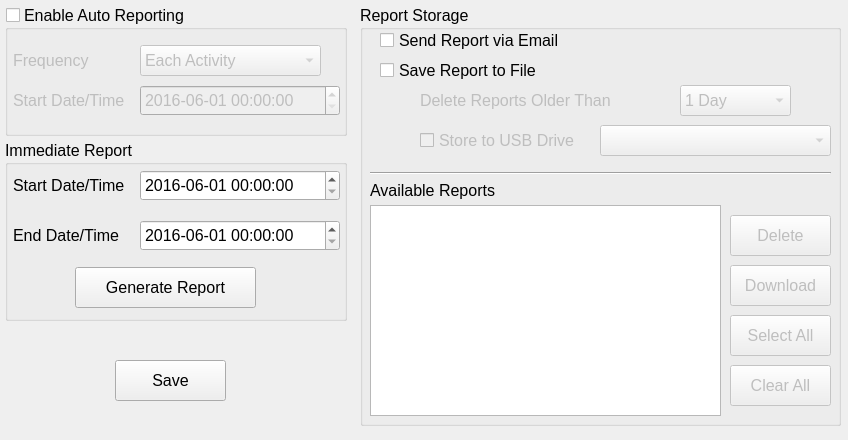
First picture: the form in Key/reportcontrolwidget.ui, repository BuzzSiler/keycodebox-key, before the edit.
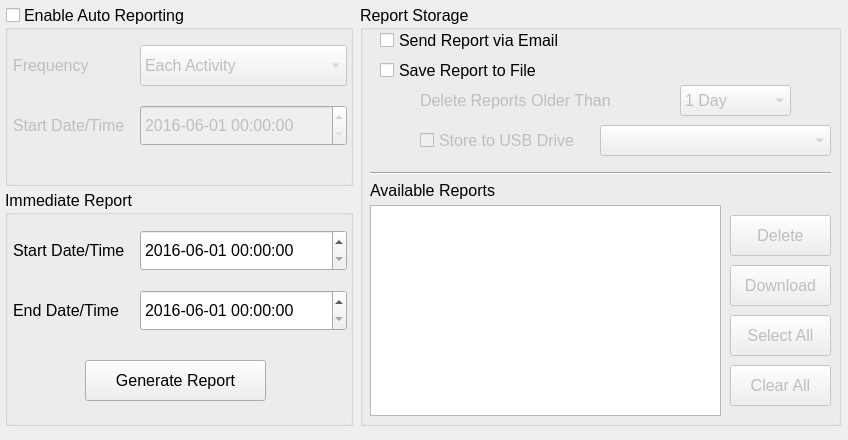
Second picture: the form after the edit.

Commit message: Made numerous changes to report to fix old issues and make usage clearer

The edit to the form file:
```diff
--- a/Key/reportcontrolwidget.ui
+++ b/Key/reportcontrolwidget.ui
@@ -247,9 +247,9 @@
    <property name="geometry">
     <rect>
      <x>5</x>
-     <y>140</y>
-     <width>342</width>
-     <height>181</height>
+     <y>190</y>
+     <width>348</width>
+     <height>236</height>
     </rect>
    </property>
    <property name="font">
@@ -264,9 +264,9 @@
     <property name="geometry">
      <rect>
       <x>135</x>
-      <y>30</y>
-      <width>200</width>
-      <height>31</height>
+      <y>40</y>
+      <width>207</width>
+      <height>41</height>
      </rect>
     </property>
     <property name="minimumDateTime">
@@ -287,9 +287,9 @@
     <property name="geometry">
      <rect>
       <x>135</x>
-      <y>80</y>
-      <width>200</width>
-      <height>31</height>
+      <y>100</y>
+      <width>207</width>
+      <height>41</height>
      </rect>
     </property>
     <property name="minimumDateTime">
@@ -310,9 +310,9 @@
     <property name="geometry">
      <rect>
       <x>8</x>
-      <y>30</y>
+      <y>40</y>
       <width>131</width>
-      <height>31</height>
+      <height>41</height>
      </rect>
     </property>
     <property name="text">
@@ -326,9 +326,9 @@
     <property name="geometry">
      <rect>
       <x>8</x>
-      <y>80</y>
+      <y>100</y>
       <width>131</width>
-      <height>31</height>
+      <height>41</height>
      </rect>
     </property>
     <property name="text">
@@ -341,8 +341,8 @@
    <widget class="QPushButton" name="pbGenerateReport">
     <property name="geometry">
      <rect>
-      <x>70</x>
-      <y>127</y>
+      <x>80</x>
+      <y>170</y>
       <width>181</width>
       <height>41</height>
      </rect>
@@ -352,19 +352,6 @@
     </property>
    </widget>
   </widget>
-  <widget class="QPushButton" name="pbSaveReportSettings">
-   <property name="geometry">
-    <rect>
-     <x>115</x>
-     <y>360</y>
-     <width>111</width>
-     <height>41</height>
-    </rect>
-   </property>
-   <property name="text">
-    <string>Save</string>
-   </property>
-  </widget>
   <widget class="QGroupBox" name="gbAutoReport">
    <property name="enabled">
     <bool>true</bool>
@@ -373,8 +360,8 @@
     <rect>
      <x>5</x>
      <y>5</y>
-     <width>342</width>
-     <height>131</height>
+     <width>348</width>
+     <height>181</height>
     </rect>
    </property>
    <property name="font">
@@ -395,9 +382,9 @@
     <property name="geometry">
      <rect>
       <x>8</x>
-      <y>80</y>
+      <y>100</y>
       <width>131</width>
-      <height>31</height>
+      <height>41</height>
      </rect>
     </property>
     <property name="text">
@@ -410,7 +397,7 @@
       <x>8</x>
       <y>40</y>
       <width>121</width>
-      <height>31</height>
+      <height>41</height>
      </rect>
     </property>
     <property name="text">
@@ -422,8 +409,8 @@
      <rect>
       <x>135</x>
       <y>40</y>
-      <width>181</width>
-      <height>31</height>
+      <width>207</width>
+      <height>41</height>
      </rect>
     </property>
     <item>
@@ -461,9 +448,9 @@
     <property name="geometry">
      <rect>
       <x>135</x>
-      <y>80</y>
-      <width>200</width>
-      <height>31</height>
+      <y>100</y>
+      <width>207</width>
+      <height>41</height>
      </rect>
     </property>
     <property name="minimumDateTime">
```
The commit also changes 18 other files.
